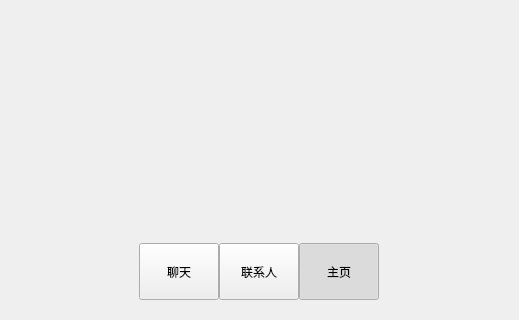
Keter-R/Easy, file MainPage.ui: the form before one commit; both pictures show x 0 to 519 and y 379 to 699 of the 519 by 699 pixel window.
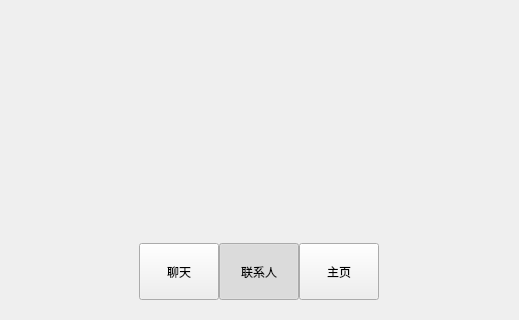
The form after the commit.

Patch:
```diff
--- a/MainPage.ui
+++ b/MainPage.ui
@@ -66,6 +66,9 @@
             <property name="checkable">
              <bool>true</bool>
             </property>
+            <property name="checked">
+             <bool>true</bool>
+            </property>
             <property name="autoExclusive">
              <bool>true</bool>
             </property>
@@ -89,7 +92,7 @@
              <bool>true</bool>
             </property>
             <property name="checked">
-             <bool>true</bool>
+             <bool>false</bool>
             </property>
             <property name="autoExclusive">
              <bool>true</bool>
```
